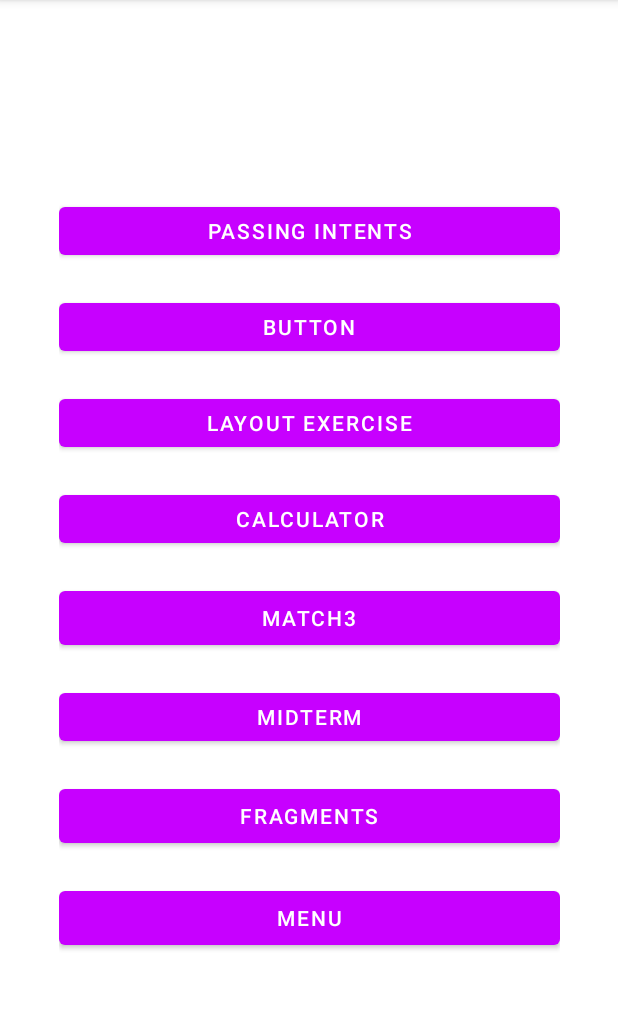
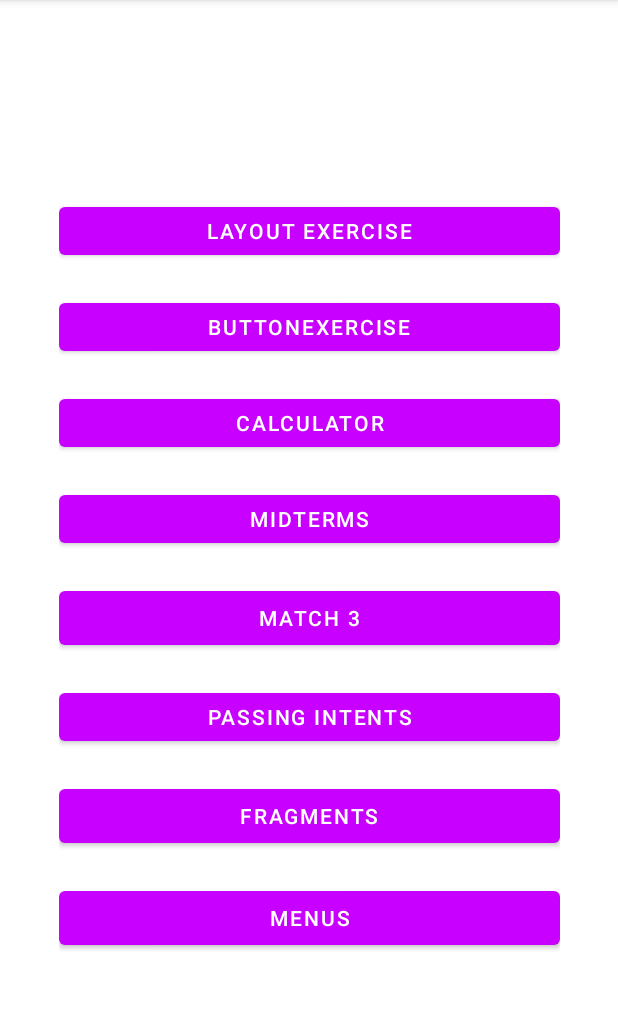
Before and after one commit to medab0/ActivityCollectionProject, an Android app: the screen it shows after launch (MainActivity), on a phone screen of 412 x 824 dp, the part 84-1094 px from its top. Run offline under Robolectric (Android 15) with nearby library versions, the phone set to English and light mode, and no system bars.

Commit message:
fixed activity_main.xml

```diff
--- a/app/src/main/res/layout/activity_main.xml
+++ b/app/src/main/res/layout/activity_main.xml
@@ -16,24 +16,17 @@
         app:layout_constraintTop_toTopOf="parent">
 
         <Button
-            android:id="@+id/btnPassingIntent"
+            android:id="@+id/btnLayoutExercise"
             android:layout_width="match_parent"
             android:layout_height="44dp"
-            android:text="Passing Intents" />
+            android:text="@string/LayoutExercise" />
 
         <Button
             android:id="@+id/btnButtonExercise"
             android:layout_width="match_parent"
             android:layout_height="44dp"
             android:layout_marginTop="20dp"
-            android:text="@string/Button" />
-
-        <Button
-            android:id="@+id/btnLayoutExercise"
-            android:layout_width="match_parent"
-            android:layout_height="44dp"
-            android:layout_marginTop="20dp"
-            android:text="Layout Exercise" />
+            android:text="@string/ButtonExercise" />
 
         <Button
             android:id="@+id/btnCalculator"
@@ -43,32 +36,39 @@
             android:text="@string/Calculator" />
 
         <Button
+            android:id="@+id/btnMidterm"
+            android:layout_width="match_parent"
+            android:layout_height="44dp"
+            android:layout_marginTop="20dp"
+            android:text="@string/Midterms" />
+
+        <Button
             android:id="@+id/btnMatch3"
             android:layout_width="match_parent"
             android:layout_height="wrap_content"
             android:layout_marginTop="20dp"
-            android:text="Match3" />
+            android:text="@string/Match" />
 
         <Button
-            android:id="@+id/btnMidterm"
+            android:id="@+id/btnPassingIntent"
             android:layout_width="match_parent"
             android:layout_height="44dp"
             android:layout_marginTop="20dp"
-            android:text="Midterm" />
+            android:text="@string/PassingIntents" />
 
         <Button
             android:id="@+id/btnFragments"
             android:layout_width="match_parent"
             android:layout_height="wrap_content"
             android:layout_marginTop="20dp"
-            android:text="Fragments" />
+            android:text="@string/Fragements" />
 
         <Button
             android:id="@+id/btnMenu"
             android:layout_width="match_parent"
             android:layout_height="wrap_content"
             android:layout_marginTop="20dp"
-            android:text="Menu" />
+            android:text="@string/Menus" />
     </LinearLayout>
 
 </androidx.constraintlayout.widget.ConstraintLayout>
--- a/app/src/main/res/values/strings.xml
+++ b/app/src/main/res/values/strings.xml
@@ -20,5 +20,11 @@
     <string name="Hide">Hide</string>
     <string name="Calculator">Calculator</string>
     <string name="changeBackground">Change Background Color</string>
-    <string name="changeBackgroundButton">Change Background Button Color</string>
+    <string name="LayoutExercise">Layout Exercise</string>
+    <string name="ButtonExercise">ButtonExercise</string>
+    <string name="Midterms">Midterms</string>
+    <string name="Match">Match 3</string>
+    <string name="PassingIntents">Passing Intents</string>
+    <string name="Fragements">Fragments</string>
+    <string name="Menus">Menus</string>
 </resources>
```
